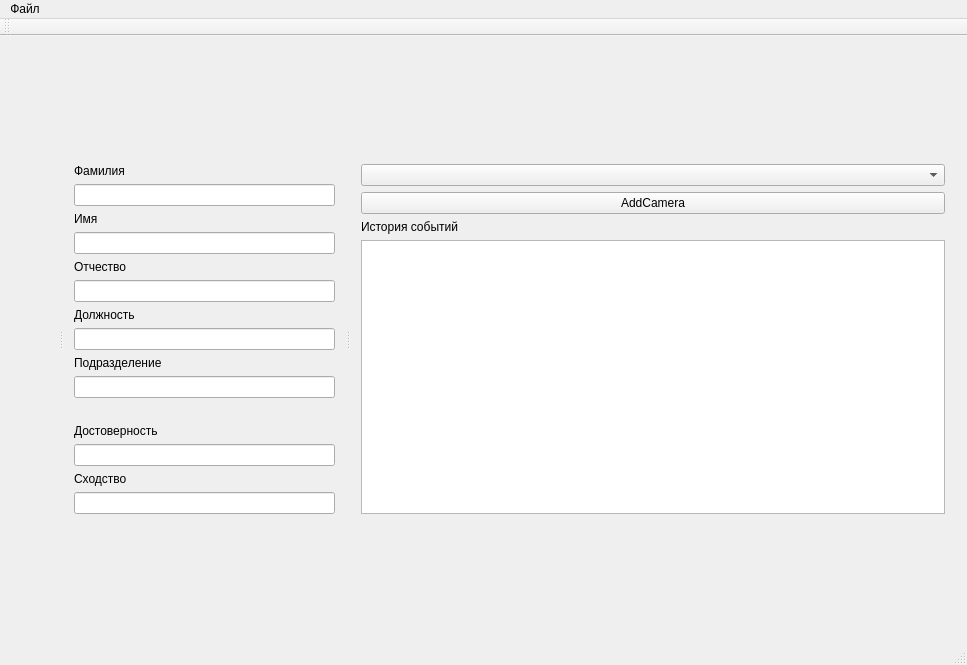
Qt form mainwindow.ui (artemer981333/LiveFaceRecoSystem) before a commit.
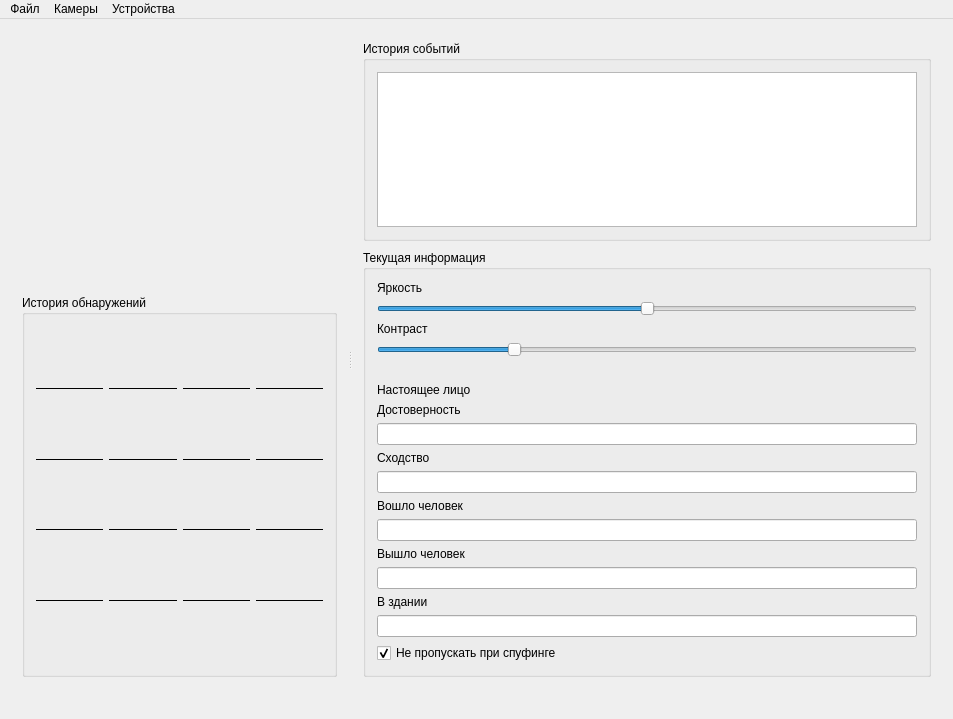
The same form after that commit.

What changed in the file:
```diff
--- a/mainwindow.ui
+++ b/mainwindow.ui
@@ -6,125 +6,474 @@
    <rect>
     <x>0</x>
     <y>0</y>
-    <width>967</width>
-    <height>665</height>
+    <width>953</width>
+    <height>719</height>
    </rect>
   </property>
   <property name="windowTitle">
    <string>MainWindow</string>
   </property>
   <widget class="QWidget" name="centralWidget">
-   <layout class="QHBoxLayout" name="horizontalLayout">
+   <layout class="QVBoxLayout" name="verticalLayout_8">
     <item>
      <widget class="QSplitter" name="splitter">
-      <property name="midLineWidth">
-       <number>3</number>
-      </property>
       <property name="orientation">
        <enum>Qt::Horizontal</enum>
       </property>
-      <property name="childrenCollapsible">
-       <bool>true</bool>
-      </property>
-      <widget class="QWidget" name="layoutWidget">
-       <layout class="QVBoxLayout" name="VideoLayout">
-        <property name="sizeConstraint">
-         <enum>QLayout::SetMaximumSize</enum>
-        </property>
+      <widget class="QWidget" name="verticalLayoutWidget">
+       <layout class="QVBoxLayout" name="verticalLayout_4" stretch="4,6">
+        <item>
+         <layout class="QVBoxLayout" name="verticalLayout_5">
+          <item>
+           <layout class="QHBoxLayout" name="VideoLayout1"/>
+          </item>
+          <item>
+           <layout class="QHBoxLayout" name="VideoLayout2"/>
+          </item>
+         </layout>
+        </item>
+        <item>
+         <widget class="QGroupBox" name="groupBox">
+          <property name="title">
+           <string>История обнаружений</string>
+          </property>
+          <layout class="QVBoxLayout" name="verticalLayout_7">
+           <item>
+            <layout class="QGridLayout" name="gridLayout">
+             <item row="0" column="2">
+              <widget class="QLabel" name="CardDT1">
+               <property name="text">
+                <string/>
+               </property>
+              </widget>
+             </item>
+             <item row="8" column="2">
+              <widget class="QLabel" name="CardDT4">
+               <property name="text">
+                <string/>
+               </property>
+              </widget>
+             </item>
+             <item row="0" column="3">
+              <widget class="QLabel" name="CardCam1">
+               <property name="text">
+                <string/>
+               </property>
+              </widget>
+             </item>
+             <item row="3" column="1">
+              <widget class="Line" name="line_10">
+               <property name="styleSheet">
+                <string notr="true">color: rgb(0, 0, 0);</string>
+               </property>
+               <property name="frameShadow">
+                <enum>QFrame::Plain</enum>
+               </property>
+               <property name="orientation">
+                <enum>Qt::Horizontal</enum>
+               </property>
+              </widget>
+             </item>
+             <item row="6" column="3">
+              <widget class="QLabel" name="CardCam3">
+               <property name="text">
+                <string/>
+               </property>
+              </widget>
+             </item>
+             <item row="2" column="2">
+              <widget class="QLabel" name="CardDT2">
+               <property name="text">
+                <string/>
+               </property>
+              </widget>
+             </item>
+             <item row="0" column="0">
+              <widget class="QLabel" name="CardPic1">
+               <property name="sizePolicy">
+                <sizepolicy hsizetype="Preferred" vsizetype="Expanding">
+                 <horstretch>0</horstretch>
+                 <verstretch>0</verstretch>
+                </sizepolicy>
+               </property>
+               <property name="text">
+                <string/>
+               </property>
+               <property name="scaledContents">
+                <bool>false</bool>
+               </property>
+              </widget>
+             </item>
+             <item row="2" column="0">
+              <widget class="QLabel" name="CardPic2">
+               <property name="sizePolicy">
+                <sizepolicy hsizetype="Preferred" vsizetype="Expanding">
+                 <horstretch>0</horstretch>
+                 <verstretch>0</verstretch>
+                </sizepolicy>
+               </property>
+               <property name="text">
+                <string/>
+               </property>
+               <property name="scaledContents">
+                <bool>false</bool>
+               </property>
+              </widget>
+             </item>
+             <item row="10" column="1">
+              <widget class="QLabel" name="CardFIO5">
+               <property name="text">
+                <string/>
+               </property>
+              </widget>
+             </item>
+             <item row="1" column="2">
+              <widget class="Line" name="line_3">
+               <property name="styleSheet">
+                <string notr="true">color: rgb(0, 0, 0);</string>
+               </property>
+               <property name="frameShadow">
+                <enum>QFrame::Plain</enum>
+               </property>
+               <property name="orientation">
+                <enum>Qt::Horizontal</enum>
+               </property>
+              </widget>
+             </item>
+             <item row="6" column="0">
+              <widget class="QLabel" name="CardPic3">
+               <property name="sizePolicy">
+                <sizepolicy hsizetype="Preferred" vsizetype="Expanding">
+                 <horstretch>0</horstretch>
+                 <verstretch>0</verstretch>
+                </sizepolicy>
+               </property>
+               <property name="text">
+                <string/>
+               </property>
+               <property name="scaledContents">
+                <bool>false</bool>
+               </property>
+              </widget>
+             </item>
+             <item row="6" column="1">
+              <widget class="QLabel" name="CardFIO3">
+               <property name="text">
+                <string/>
+               </property>
+              </widget>
+             </item>
+             <item row="2" column="1">
+              <widget class="QLabel" name="CardFIO2">
+               <property name="text">
+                <string/>
+               </property>
+              </widget>
+             </item>
+             <item row="1" column="1">
+              <widget class="Line" name="line_2">
+               <property name="styleSheet">
+                <string notr="true">color: rgb(0, 0, 0);</string>
+               </property>
+               <property name="frameShadow">
+                <enum>QFrame::Plain</enum>
+               </property>
+               <property name="orientation">
+                <enum>Qt::Horizontal</enum>
+               </property>
+              </widget>
+             </item>
+             <item row="8" column="1">
+              <widget class="QLabel" name="CardFIO4">
+               <property name="text">
+                <string/>
+               </property>
+              </widget>
+             </item>
+             <item row="8" column="0">
+              <widget class="QLabel" name="CardPic4">
+               <property name="sizePolicy">
+                <sizepolicy hsizetype="Preferred" vsizetype="Expanding">
+                 <horstretch>0</horstretch>
+                 <verstretch>0</verstretch>
+                </sizepolicy>
+               </property>
+               <property name="text">
+                <string/>
+               </property>
+               <property name="scaledContents">
+                <bool>false</bool>
+               </property>
+              </widget>
+             </item>
+             <item row="1" column="0">
+              <widget class="Line" name="line">
+               <property name="sizePolicy">
+                <sizepolicy hsizetype="Minimum" vsizetype="Fixed">
+                 <horstretch>0</horstretch>
+                 <verstretch>0</verstretch>
+                </sizepolicy>
+               </property>
+               <property name="styleSheet">
+                <string notr="true">color: rgb(0, 0, 0);</string>
+               </property>
+               <property name="frameShadow">
+                <enum>QFrame::Plain</enum>
+               </property>
+               <property name="lineWidth">
+                <number>1</number>
+               </property>
+               <property name="orientation">
+                <enum>Qt::Horizontal</enum>
+               </property>
+              </widget>
+             </item>
+             <item row="10" column="0">
+              <widget class="QLabel" name="CardPic5">
+               <property name="sizePolicy">
+                <sizepolicy hsizetype="Preferred" vsizetype="Expanding">
+                 <horstretch>0</horstretch>
+                 <verstretch>0</verstretch>
+                </sizepolicy>
+               </property>
+               <property name="text">
+                <string/>
+               </property>
+               <property name="scaledContents">
+                <bool>false</bool>
+               </property>
+              </widget>
+             </item>
+             <item row="1" column="3">
+              <widget class="Line" name="line_4">
+               <property name="styleSheet">
+                <string notr="true">color: rgb(0, 0, 0);</string>
+               </property>
+               <property name="frameShadow">
+                <enum>QFrame::Plain</enum>
+               </property>
+               <property name="orientation">
+                <enum>Qt::Horizontal</enum>
+               </property>
+              </widget>
+             </item>
+             <item row="8" column="3">
+              <widget class="QLabel" name="CardCam4">
+               <property name="text">
+                <string/>
+               </property>
+              </widget>
+             </item>
+             <item row="7" column="2">
+              <widget class="Line" name="line_23">
+               <property name="styleSheet">
+                <string notr="true">color: rgb(0, 0, 0);</string>
+               </property>
+               <property name="frameShadow">
+                <enum>QFrame::Plain</enum>
+               </property>
+               <property name="orientation">
+                <enum>Qt::Horizontal</enum>
+               </property>
+              </widget>
+             </item>
+             <item row="7" column="0">
+              <widget class="Line" name="line_21">
+               <property name="styleSheet">
+                <string notr="true">color: rgb(0, 0, 0);</string>
+               </property>
+               <property name="frameShadow">
+                <enum>QFrame::Plain</enum>
+               </property>
+               <property name="orientation">
+                <enum>Qt::Horizontal</enum>
+               </property>
+              </widget>
+             </item>
+             <item row="7" column="1">
+              <widget class="Line" name="line_22">
+               <property name="styleSheet">
+                <string notr="true">color: rgb(0, 0, 0);</string>
+               </property>
+               <property name="frameShadow">
+                <enum>QFrame::Plain</enum>
+               </property>
+               <property name="orientation">
+                <enum>Qt::Horizontal</enum>
+               </property>
+              </widget>
+             </item>
+             <item row="3" column="3">
+              <widget class="Line" name="line_12">
+               <property name="styleSheet">
+                <string notr="true">color: rgb(0, 0, 0);</string>
+               </property>
+               <property name="frameShadow">
+                <enum>QFrame::Plain</enum>
+               </property>
+               <property name="orientation">
+                <enum>Qt::Horizontal</enum>
+               </property>
+              </widget>
+             </item>
+             <item row="3" column="2">
+              <widget class="Line" name="line_11">
+               <property name="styleSheet">
+                <string notr="true">color: rgb(0, 0, 0);</string>
+               </property>
+               <property name="frameShadow">
+                <enum>QFrame::Plain</enum>
+               </property>
+               <property name="orientation">
+                <enum>Qt::Horizontal</enum>
+               </property>
+              </widget>
+             </item>
+             <item row="7" column="3">
+              <widget class="Line" name="line_24">
+               <property name="styleSheet">
+                <string notr="true">color: rgb(0, 0, 0);</string>
+               </property>
+               <property name="frameShadow">
+                <enum>QFrame::Plain</enum>
+               </property>
+               <property name="orientation">
+                <enum>Qt::Horizontal</enum>
+               </property>
+              </widget>
+             </item>
+             <item row="3" column="0">
+              <widget class="Line" name="line_9">
+               <property name="styleSheet">
+                <string notr="true">color: rgb(0, 0, 0);</string>
+               </property>
+               <property name="frameShadow">
+                <enum>QFrame::Plain</enum>
+               </property>
+               <property name="orientation">
+                <enum>Qt::Horizontal</enum>
+               </property>
+              </widget>
+             </item>
+             <item row="0" column="1">
+              <widget class="QLabel" name="CardFIO1">
+               <property name="text">
+                <string/>
+               </property>
+              </widget>
+             </item>
+             <item row="10" column="3">
+              <widget class="QLabel" name="CardCam5">
+               <property name="text">
+                <string/>
+               </property>
+              </widget>
+             </item>
+             <item row="10" column="2">
+              <widget class="QLabel" name="CardDT5">
+               <property name="text">
+                <string/>
+               </property>
+              </widget>
+             </item>
+             <item row="2" column="3">
+              <widget class="QLabel" name="CardCam2">
+               <property name="text">
+                <string/>
+               </property>
+              </widget>
+             </item>
+             <item row="6" column="2">
+              <widget class="QLabel" name="CardDT3">
+               <property name="text">
+                <string/>
+               </property>
+              </widget>
+             </item>
+             <item row="9" column="0">
+              <widget class="Line" name="line_25">
+               <property name="styleSheet">
+                <string notr="true">color: rgb(0, 0, 0);</string>
+               </property>
+               <property name="frameShadow">
+                <enum>QFrame::Plain</enum>
+               </property>
+               <property name="orientation">
+                <enum>Qt::Horizontal</enum>
+               </property>
+              </widget>
+             </item>
+             <item row="9" column="1">
+              <widget class="Line" name="line_26">
+               <property name="styleSheet">
+                <string notr="true">color: rgb(0, 0, 0);</string>
+               </property>
+               <property name="frameShadow">
+                <enum>QFrame::Plain</enum>
+               </property>
+               <property name="orientation">
+                <enum>Qt::Horizontal</enum>
+               </property>
+              </widget>
+             </item>
+             <item row="9" column="2">
+              <widget class="Line" name="line_27">
+               <property name="styleSheet">
+                <string notr="true">color: rgb(0, 0, 0);</string>
+               </property>
+               <property name="frameShadow">
+                <enum>QFrame::Plain</enum>
+               </property>
+               <property name="orientation">
+                <enum>Qt::Horizontal</enum>
+               </property>
+              </widget>
+             </item>
+             <item row="9" column="3">
+              <widget class="Line" name="line_28">
+               <property name="styleSheet">
+                <string notr="true">color: rgb(0, 0, 0);</string>
+               </property>
+               <property name="frameShadow">
+                <enum>QFrame::Plain</enum>
+               </property>
+               <property name="orientation">
+                <enum>Qt::Horizontal</enum>
+               </property>
+              </widget>
+             </item>
+            </layout>
+           </item>
+          </layout>
+         </widget>
+        </item>
        </layout>
       </widget>
       <widget class="QWidget" name="layoutWidget">
-       <layout class="QVBoxLayout" name="verticalLayout_3">
+       <layout class="QVBoxLayout" name="verticalLayout">
         <property name="sizeConstraint">
          <enum>QLayout::SetDefaultConstraint</enum>
         </property>
         <item>
-         <widget class="QLabel" name="label_3">
-          <property name="text">
-           <string>Фамилия</string>
+         <widget class="QGroupBox" name="groupBox_2">
+          <property name="title">
+           <string>История событий</string>
           </property>
-         </widget>
-        </item>
-        <item>
-         <widget class="QLineEdit" name="SurnameLE">
-          <property name="readOnly">
-           <bool>true</bool>
-          </property>
-         </widget>
-        </item>
-        <item>
-         <widget class="QLabel" name="label_2">
-          <property name="text">
-           <string>Имя</string>
-          </property>
-         </widget>
-        </item>
-        <item>
-         <widget class="QLineEdit" name="NameLE">
-          <property name="readOnly">
-           <bool>true</bool>
-          </property>
-         </widget>
-        </item>
-        <item>
-         <widget class="QLabel" name="label_4">
-          <property name="text">
-           <string>Отчество</string>
-          </property>
-         </widget>
-        </item>
-        <item>
-         <widget class="QLineEdit" name="LastnameLE">
-          <property name="readOnly">
-           <bool>true</bool>
-          </property>
-         </widget>
-        </item>
-        <item>
-         <widget class="QLabel" name="label_7">
-          <property name="text">
-           <string>Должность</string>
-          </property>
-         </widget>
-        </item>
-        <item>
-         <widget class="QLineEdit" name="PostLE">
-          <property name="readOnly">
-           <bool>true</bool>
-          </property>
-         </widget>
-        </item>
-        <item>
-         <widget class="QLabel" name="label_5">
-          <property name="text">
-           <string>Подразделение</string>
-          </property>
-         </widget>
-        </item>
-        <item>
-         <widget class="QLineEdit" name="SubdivisionLE">
-          <property name="readOnly">
-           <bool>true</bool>
-          </property>
-         </widget>
-        </item>
-        <item>
-         <widget class="QLabel" name="PhotoLable">
-          <property name="enabled">
-           <bool>true</bool>
-          </property>
-          <property name="text">
-           <string/>
-          </property>
-          <property name="scaledContents">
-           <bool>false</bool>
-          </property>
-          <property name="alignment">
-           <set>Qt::AlignCenter</set>
-          </property>
-          <property name="textInteractionFlags">
-           <set>Qt::NoTextInteraction</set>
-          </property>
+          <layout class="QVBoxLayout" name="verticalLayout_6">
+           <item>
+            <widget class="QPlainTextEdit" name="plainTextEdit">
+             <property name="sizePolicy">
+              <sizepolicy hsizetype="Preferred" vsizetype="Preferred">
+               <horstretch>0</horstretch>
+               <verstretch>0</verstretch>
+              </sizepolicy>
+             </property>
+             <property name="acceptDrops">
+              <bool>false</bool>
+             </property>
+            </widget>
+           </item>
+          </layout>
          </widget>
         </item>
         <item>
@@ -141,79 +490,169 @@
          </spacer>
         </item>
         <item>
-         <widget class="QLabel" name="label_6">
-          <property name="text">
-           <string>Достоверность</string>
+         <widget class="QGroupBox" name="groupBox_3">
+          <property name="title">
+           <string>Текущая информация</string>
           </property>
+          <layout class="QVBoxLayout" name="verticalLayout_2">
+           <item>
+            <widget class="QLabel" name="label">
+             <property name="text">
+              <string>Яркость</string>
+             </property>
+            </widget>
+           </item>
+           <item>
+            <widget class="QSlider" name="horizontalSlider">
+             <property name="minimum">
+              <number>-200</number>
+             </property>
+             <property name="maximum">
+              <number>200</number>
+             </property>
+             <property name="orientation">
+              <enum>Qt::Horizontal</enum>
+             </property>
+            </widget>
+           </item>
+           <item>
+            <widget class="QLabel" name="label_2">
+             <property name="text">
+              <string>Контраст</string>
+             </property>
+            </widget>
+           </item>
+           <item>
+            <widget class="QSlider" name="horizontalSlider_2">
+             <property name="minimum">
+              <number>1</number>
+             </property>
+             <property name="maximum">
+              <number>400</number>
+             </property>
+             <property name="value">
+              <number>100</number>
+             </property>
+             <property name="orientation">
+              <enum>Qt::Horizontal</enum>
+             </property>
+            </widget>
+           </item>
+           <item>
+            <widget class="QLabel" name="Repass">
+             <property name="text">
+              <string/>
+             </property>
+            </widget>
+           </item>
+           <item>
+            <widget class="QLabel" name="RealFaceLabel">
+             <property name="text">
+              <string>Настоящее лицо</string>
+             </property>
+            </widget>
+           </item>
+           <item>
+            <widget class="QLabel" name="label_6">
+             <property name="text">
+              <string>Достоверность</string>
+             </property>
+            </widget>
+           </item>
+           <item>
+            <widget class="QLineEdit" name="ConfidenceLE">
+             <property name="readOnly">
+              <bool>true</bool>
+             </property>
+            </widget>
+           </item>
+           <item>
+            <widget class="QLabel" name="label_8">
+             <property name="text">
+              <string>Сходство</string>
+             </property>
+            </widget>
+           </item>
+           <item>
+            <widget class="QLineEdit" name="SimilarityLE">
+             <property name="readOnly">
+              <bool>true</bool>
+             </property>
+            </widget>
+           </item>
+           <item>
+            <widget class="QLabel" name="label_9">
+             <property name="text">
+              <string>Вошло человек</string>
+             </property>
+            </widget>
+           </item>
+           <item>
+            <widget class="QLineEdit" name="EnteredLE">
+             <property name="readOnly">
+              <bool>true</bool>
+             </property>
+            </widget>
+           </item>
+           <item>
+            <widget class="QLabel" name="label_10">
+             <property name="text">
+              <string>Вышло человек</string>
+             </property>
+            </widget>
+           </item>
+           <item>
+            <widget class="QLineEdit" name="ExitedLE">
+             <property name="readOnly">
+              <bool>true</bool>
+             </property>
+            </widget>
+           </item>
+           <item>
+            <widget class="QLabel" name="label_11">
+             <property name="text">
+              <string>В здании</string>
+             </property>
+            </widget>
+           </item>
+           <item>
+            <widget class="QLineEdit" name="NowLE">
+             <property name="readOnly">
+              <bool>true</bool>
+             </property>
+            </widget>
+           </item>
+           <item>
+            <widget class="QCheckBox" name="SpuffingCB">
+             <property name="text">
+              <string>Не пропускать при спуфинге</string>
+             </property>
+             <property name="checked">
+              <bool>true</bool>
+             </property>
+            </widget>
+           </item>
+          </layout>
          </widget>
         </item>
-        <item>
-         <widget class="QLineEdit" name="ConfidenceLE">
-          <property name="readOnly">
-           <bool>true</bool>
-          </property>
-         </widget>
-        </item>
-        <item>
-         <widget class="QLabel" name="label_8">
-          <property name="text">
-           <string>Сходство</string>
-          </property>
-         </widget>
-        </item>
-        <item>
-         <widget class="QLineEdit" name="SimilarityLE">
-          <property name="readOnly">
-           <bool>true</bool>
-          </property>
-         </widget>
-        </item>
        </layout>
       </widget>
-      <widget class="QWidget" name="layoutWidget">
-       <layout class="QVBoxLayout" name="verticalLayout">
-        <property name="sizeConstraint">
-         <enum>QLayout::SetDefaultConstraint</enum>
-        </property>
-        <item>
-         <layout class="QVBoxLayout" name="verticalLayout_2">
-          <item>
-           <widget class="QComboBox" name="CamerasComboBox"/>
-          </item>
-          <item>
-           <widget class="QPushButton" name="AddCameraButton">
-            <property name="text">
-             <string>AddCamera</string>
-            </property>
-           </widget>
-          </item>
-         </layout>
-        </item>
-        <item>
-         <widget class="QLabel" name="label">
-          <property name="text">
-           <string>История событий</string>
-          </property>
-          <property name="alignment">
-           <set>Qt::AlignLeading|Qt::AlignLeft|Qt::AlignVCenter</set>
-          </property>
-         </widget>
-        </item>
-        <item>
-         <widget class="QPlainTextEdit" name="plainTextEdit">
-          <property name="sizePolicy">
-           <sizepolicy hsizetype="Expanding" vsizetype="Expanding">
-            <horstretch>0</horstretch>
-            <verstretch>0</verstretch>
-           </sizepolicy>
-          </property>
-          <property name="acceptDrops">
-           <bool>false</bool>
-          </property>
-         </widget>
-        </item>
-       </layout>
-      </widget>
+     </widget>
+    </item>
+    <item>
+     <widget class="QLabel" name="LicenseLabel">
+      <property name="maximumSize">
+       <size>
+        <width>16777215</width>
+        <height>20</height>
+       </size>
+      </property>
+      <property name="text">
+       <string/>
+      </property>
+      <property name="alignment">
+       <set>Qt::AlignBottom|Qt::AlignRight|Qt::AlignTrailing</set>
+      </property>
      </widget>
     </item>
    </layout>
@@ -223,7 +662,7 @@
     <rect>
      <x>0</x>
      <y>0</y>
-     <width>967</width>
+     <width>953</width>
      <height>22</height>
     </rect>
    </property>
@@ -235,17 +674,22 @@
     <addaction name="separator"/>
     <addaction name="MakePhoto"/>
    </widget>
+   <widget class="QMenu" name="menu_2">
+    <property name="title">
+     <string>Камеры</string>
+    </property>
+    <addaction name="CameraControlAction"/>
+   </widget>
+   <widget class="QMenu" name="menu_3">
+    <property name="title">
+     <string>Устройства</string>
+    </property>
+    <addaction name="DeviceControlAction"/>
+   </widget>
    <addaction name="menu"/>
+   <addaction name="menu_2"/>
+   <addaction name="menu_3"/>
   </widget>
-  <widget class="QToolBar" name="mainToolBar">
-   <attribute name="toolBarArea">
-    <enum>TopToolBarArea</enum>
-   </attribute>
-   <attribute name="toolBarBreak">
-    <bool>false</bool>
-   </attribute>
-  </widget>
-  <widget class="QStatusBar" name="statusBar"/>
   <action name="OpenPersonalCardEditor">
    <property name="text">
     <string>Редактор персональных карт...</string>
```
Left out of the diff: 12 changed lines with no effect on the pictures.
